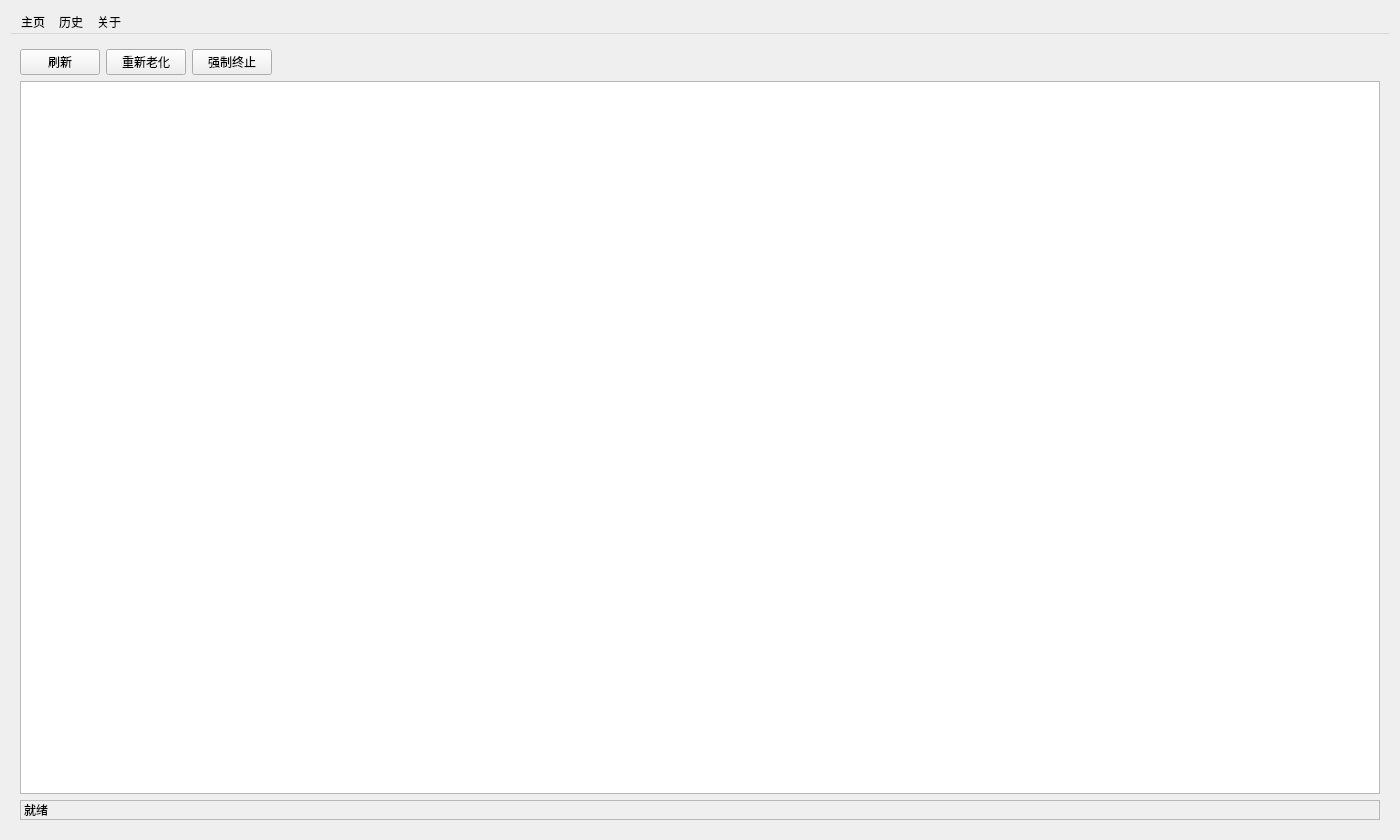
Old version of the form AgingRoomV3.00/ui/main_widget.ui in the repository carloschan22/Python_Tools.
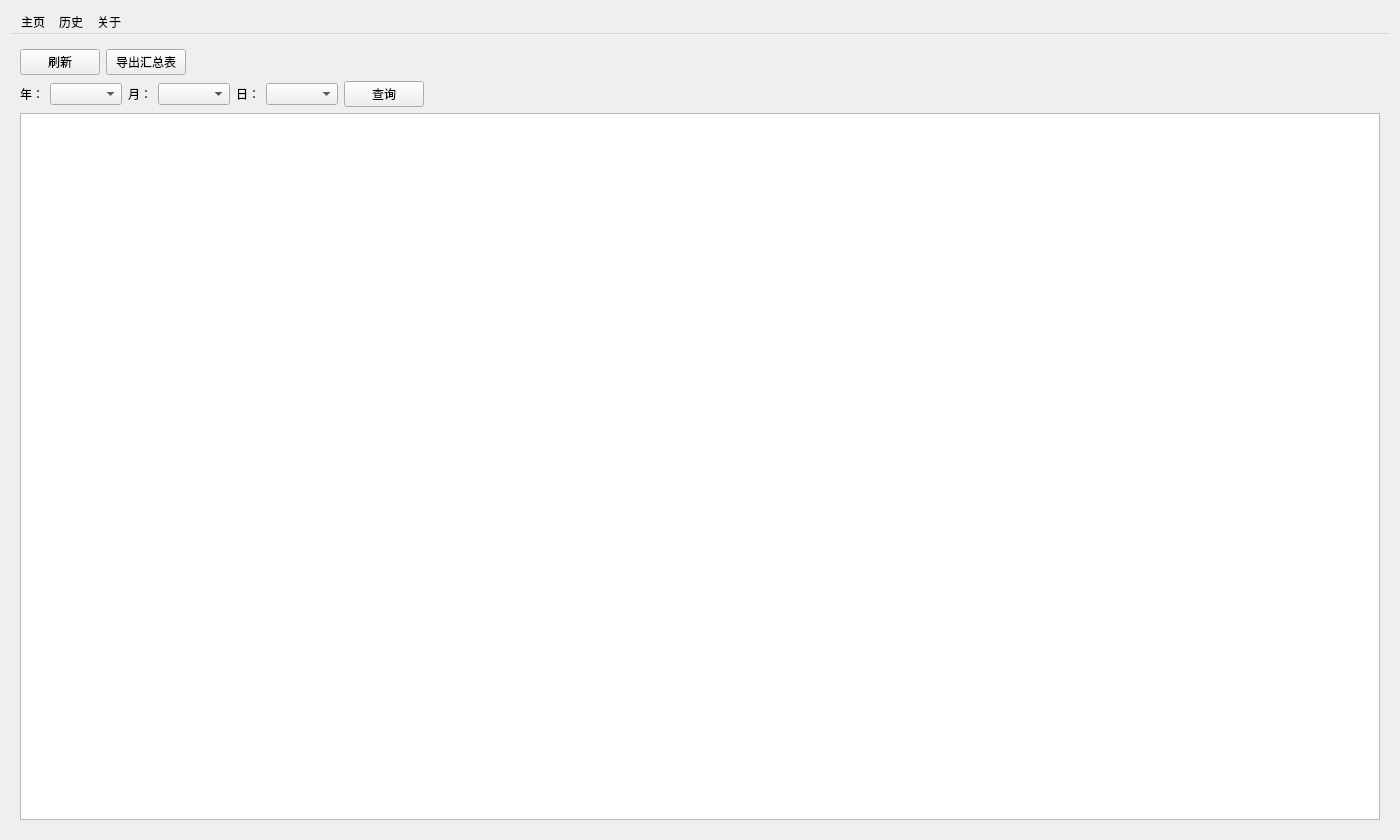
New version of the form. The open tabs and pages were chosen to show the change.

```diff
--- a/AgingRoomV3.00/ui/main_widget.ui
+++ b/AgingRoomV3.00/ui/main_widget.ui
@@ -840,14 +840,7 @@
 		 <item>
 		  <widget class="QPushButton" name="btn_history_restart">
 		   <property name="text">
-			<string>重新老化</string>
-		   </property>
-		  </widget>
-		 </item>
-		 <item>
-		  <widget class="QPushButton" name="btn_history_force_stop">
-		   <property name="text">
-			<string>强制终止</string>
+			<string>导出汇总表</string>
 		   </property>
 		  </widget>
 		 </item>
@@ -866,19 +859,63 @@
 		 </item>
 		</layout>
 	   </item>
+	   <item>
+		<layout class="QHBoxLayout" name="historyFilterLayout">
+		 <item>
+		  <widget class="QLabel" name="lbl_history_year">
+		   <property name="text">
+			<string>年：</string>
+		   </property>
+		  </widget>
+		 </item>
+		 <item>
+		  <widget class="QComboBox" name="combo_history_year"/>
+		 </item>
+		 <item>
+		  <widget class="QLabel" name="lbl_history_month">
+		   <property name="text">
+			<string>月：</string>
+		   </property>
+		  </widget>
+		 </item>
+		 <item>
+		  <widget class="QComboBox" name="combo_history_month"/>
+		 </item>
+		 <item>
+		  <widget class="QLabel" name="lbl_history_day">
+		   <property name="text">
+			<string>日：</string>
+		   </property>
+		  </widget>
+		 </item>
+		 <item>
+		  <widget class="QComboBox" name="combo_history_day"/>
+		 </item>
+		 <item>
+		  <widget class="QPushButton" name="btn_history_query">
+		   <property name="text">
+			<string>查询</string>
+		   </property>
+		  </widget>
+		 </item>
+		 <item>
+		  <spacer name="historyFilterSpacer">
+		   <property name="orientation">
+			<enum>Qt::Horizontal</enum>
+		   </property>
+		   <property name="sizeHint" stdset="0">
+			<size>
+			 <width>40</width>
+			 <height>20</height>
+			</size>
+		   </property>
+		  </spacer>
+		 </item>
+		</layout>
+	   </item>
 	   <item>
 		<widget class="QTableWidget" name="historyTable"/>
 	   </item>
-	   <item>
-		<widget class="QLabel" name="historyStatus">
-		 <property name="text">
-		  <string>就绪</string>
-		 </property>
-		 <property name="frameShape">
-		  <enum>QFrame::StyledPanel</enum>
-		 </property>
-		</widget>
-	   </item>
 	  </layout>
 	 </widget>
 	 <widget class="QWidget" name="page_about">
```
Left out of the diff: 2 changed lines with no effect on the pictures.
